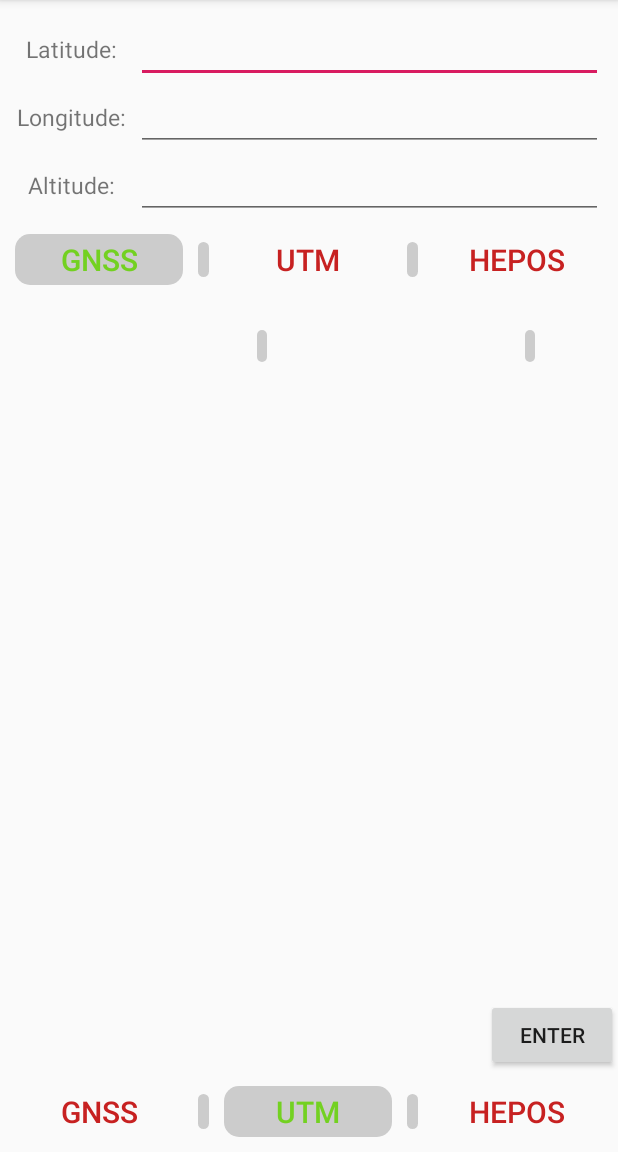
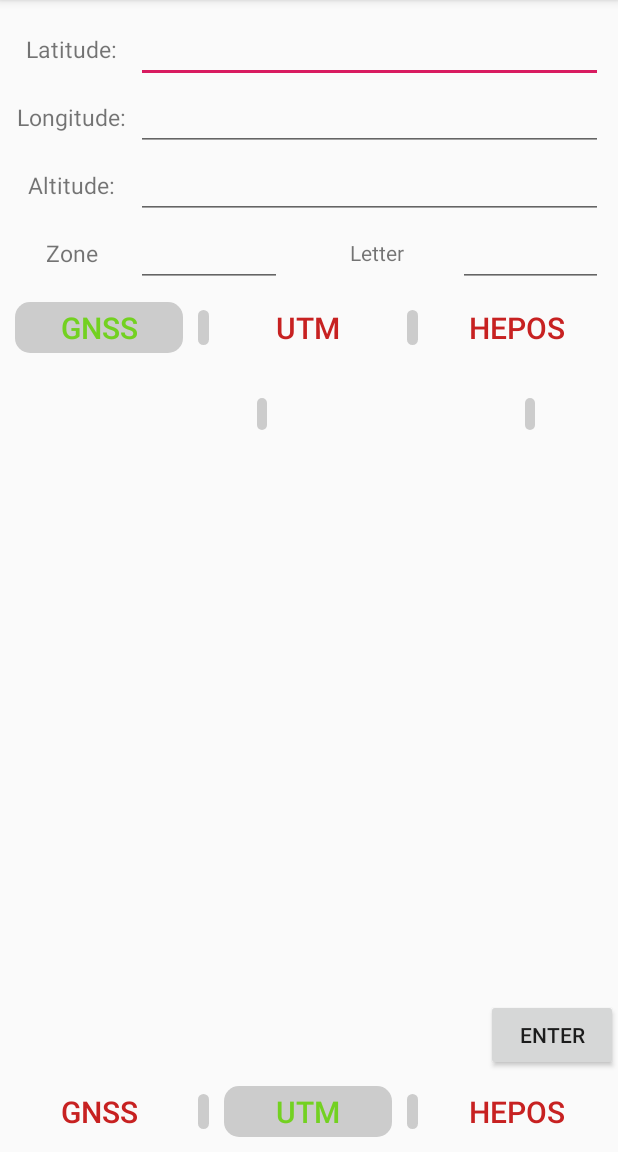
Before and after one commit to ifDroids/CoordinatesConverter, an Android app: the screen it shows after launch (MainActivity), on a phone screen of 412 x 824 dp, the part 84-1236 px from its top. Run offline under Robolectric (Android 15) with nearby library versions, the phone set to English and light mode, and no system bars; our stand-ins replace ButterKnife.

Commit message:
res: add new layout for zone and letter of utm

```diff
--- a/app/src/main/res/layout/activity_input_inputs.xml
+++ b/app/src/main/res/layout/activity_input_inputs.xml
@@ -60,6 +60,7 @@
     </LinearLayout>
 
     <LinearLayout
+        android:id="@+id/altitude_layout"
         android:layout_width="match_parent"
         android:layout_height="wrap_content"
         android:orientation="horizontal"
@@ -86,4 +87,62 @@
             tools:ignore="LabelFor" />
     </LinearLayout>
 
+    <LinearLayout
+        android:id="@+id/zone_layout"
+        android:layout_width="match_parent"
+        android:layout_height="wrap_content"
+        android:orientation="horizontal">
+
+        <TextView
+            android:layout_width="75dp"
+            android:layout_height="match_parent"
+            android:text="Zone"
+            android:layout_marginStart="10dp"
+            android:layout_marginEnd="5dp"
+            android:textSize="15sp"
+            android:gravity="center" />
+
+        <LinearLayout
+            android:layout_width="match_parent"
+            android:layout_height="match_parent"
+            android:orientation="horizontal"
+            android:weightSum="3"
+            app:layout_constraintStart_toStartOf="parent"
+            app:layout_constraintTop_toTopOf="parent">
+
+
+            <EditText
+                android:id="@+id/input_zone"
+                android:layout_width="match_parent"
+                android:layout_height="match_parent"
+                android:layout_weight="1"
+                android:layout_marginEnd="10dp"
+                android:importantForAutofill="no"
+                android:inputType="text"
+                tools:ignore="LabelFor" />
+            <TextView
+                android:layout_width="match_parent"
+                android:layout_height="match_parent"
+                android:layout_weight="1"
+                android:text="Letter"
+                android:gravity="center"/>
+
+            <EditText
+                android:id="@+id/input_letter"
+                android:layout_width="match_parent"
+                android:layout_height="match_parent"
+                android:layout_weight="1"
+                android:layout_marginEnd="10dp"
+                android:importantForAutofill="no"
+                android:inputType="text"
+                tools:ignore="LabelFor" />
+
+
+        </LinearLayout>
+
+
+    </LinearLayout>
+
+
+
 </LinearLayout>
--- a/app/src/main/res/layout/activity_main.xml
+++ b/app/src/main/res/layout/activity_main.xml
@@ -23,7 +23,9 @@
         app:layout_constraintStart_toStartOf="parent"
         app:layout_constraintTop_toBottomOf="@+id/inputcont">
 
-        <include layout="@layout/activity_input_bar" />
+        <include
+            layout="@layout/activity_input_bar"
+            android:layout_height="44dp" />
     </FrameLayout>
 
     <FrameLayout
```
